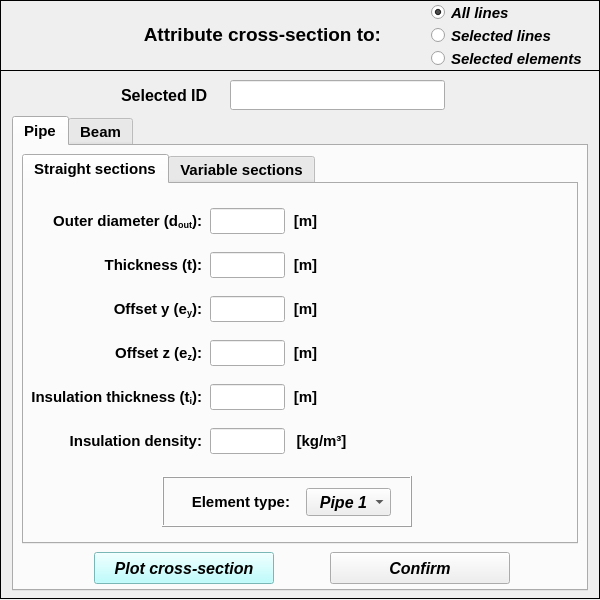
open-pulse/OpenPulse, file data/user_input/ui/Model/Setup/Structural/crossSectionInput.ui: the form before one commit.
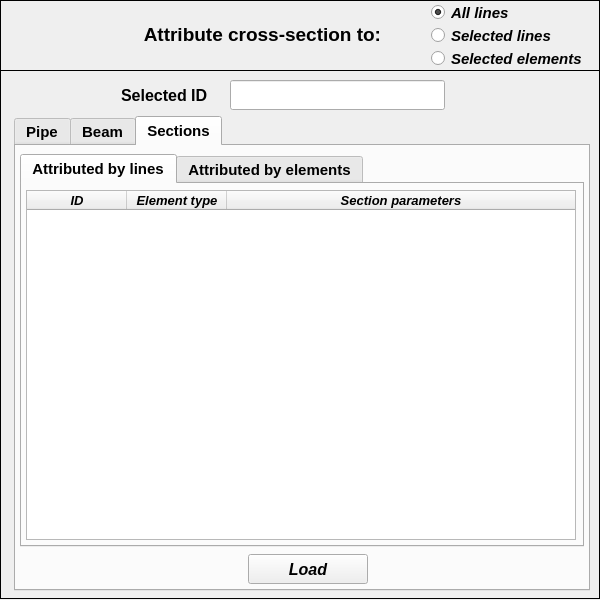
The form after the commit. The open tabs and pages were chosen to show the change. Icons and pictures are not drawn.

Commit message: Enhancements at cross-section input interface #145

```diff
--- a/data/user_input/ui/Model/Setup/Structural/crossSectionInput.ui
+++ b/data/user_input/ui/Model/Setup/Structural/crossSectionInput.ui
@@ -250,7 +250,7 @@
    <widget class="QTabWidget" name="tabWidget_general">
     <property name="geometry">
      <rect>
-      <x>12</x>
+      <x>14</x>
       <y>46</y>
       <width>576</width>
       <height>475</height>
@@ -6836,6 +6836,270 @@
       </property>
      </widget>
     </widget>
+    <widget class="QWidget" name="tab_sections">
+     <attribute name="title">
+      <string>Sections</string>
+     </attribute>
+     <widget class="QPushButton" name="pushButton_load_section_info">
+      <property name="geometry">
+       <rect>
+        <x>232</x>
+        <y>408</y>
+        <width>120</width>
+        <height>30</height>
+       </rect>
+      </property>
+      <property name="minimumSize">
+       <size>
+        <width>120</width>
+        <height>30</height>
+       </size>
+      </property>
+      <property name="maximumSize">
+       <size>
+        <width>120</width>
+        <height>30</height>
+       </size>
+      </property>
+      <property name="font">
+       <font>
+        <family>Arial</family>
+        <pointsize>12</pointsize>
+        <weight>75</weight>
+        <italic>true</italic>
+        <bold>true</bold>
+       </font>
+      </property>
+      <property name="text">
+       <string>Load</string>
+      </property>
+     </widget>
+     <widget class="QTabWidget" name="tabWidget_sections_data">
+      <property name="geometry">
+       <rect>
+        <x>4</x>
+        <y>8</y>
+        <width>564</width>
+        <height>393</height>
+       </rect>
+      </property>
+      <property name="minimumSize">
+       <size>
+        <width>564</width>
+        <height>0</height>
+       </size>
+      </property>
+      <property name="maximumSize">
+       <size>
+        <width>564</width>
+        <height>16777215</height>
+       </size>
+      </property>
+      <property name="currentIndex">
+       <number>0</number>
+      </property>
+      <widget class="QWidget" name="tab_section_lines">
+       <attribute name="title">
+        <string>Attributed by lines</string>
+       </attribute>
+       <widget class="QTreeWidget" name="treeWidget_sections_parameters_by_lines">
+        <property name="geometry">
+         <rect>
+          <x>4</x>
+          <y>6</y>
+          <width>550</width>
+          <height>350</height>
+         </rect>
+        </property>
+        <property name="minimumSize">
+         <size>
+          <width>550</width>
+          <height>350</height>
+         </size>
+        </property>
+        <property name="maximumSize">
+         <size>
+          <width>550</width>
+          <height>350</height>
+         </size>
+        </property>
+        <property name="font">
+         <font>
+          <family>Arial</family>
+          <pointsize>9</pointsize>
+          <italic>false</italic>
+         </font>
+        </property>
+        <property name="indentation">
+         <number>1</number>
+        </property>
+        <property name="headerHidden">
+         <bool>false</bool>
+        </property>
+        <attribute name="headerHighlightSections">
+         <bool>false</bool>
+        </attribute>
+        <attribute name="headerShowSortIndicator" stdset="0">
+         <bool>false</bool>
+        </attribute>
+        <attribute name="headerStretchLastSection">
+         <bool>true</bool>
+        </attribute>
+        <column>
+         <property name="text">
+          <string>ID</string>
+         </property>
+         <property name="font">
+          <font>
+           <family>Arial</family>
+           <pointsize>10</pointsize>
+           <weight>75</weight>
+           <italic>true</italic>
+           <bold>true</bold>
+          </font>
+         </property>
+         <property name="textAlignment">
+          <set>AlignCenter</set>
+         </property>
+        </column>
+        <column>
+         <property name="text">
+          <string>Element type</string>
+         </property>
+         <property name="font">
+          <font>
+           <family>Arial</family>
+           <pointsize>10</pointsize>
+           <weight>75</weight>
+           <italic>true</italic>
+           <bold>true</bold>
+          </font>
+         </property>
+         <property name="textAlignment">
+          <set>AlignCenter</set>
+         </property>
+        </column>
+        <column>
+         <property name="text">
+          <string>Section parameters</string>
+         </property>
+         <property name="font">
+          <font>
+           <family>Arial</family>
+           <pointsize>10</pointsize>
+           <weight>75</weight>
+           <italic>true</italic>
+           <bold>true</bold>
+          </font>
+         </property>
+         <property name="textAlignment">
+          <set>AlignCenter</set>
+         </property>
+        </column>
+       </widget>
+      </widget>
+      <widget class="QWidget" name="tab_section_elements">
+       <attribute name="title">
+        <string>Attributed by elements</string>
+       </attribute>
+       <widget class="QTreeWidget" name="treeWidget_sections_parameters_by_elements">
+        <property name="geometry">
+         <rect>
+          <x>4</x>
+          <y>6</y>
+          <width>550</width>
+          <height>350</height>
+         </rect>
+        </property>
+        <property name="minimumSize">
+         <size>
+          <width>550</width>
+          <height>350</height>
+         </size>
+        </property>
+        <property name="maximumSize">
+         <size>
+          <width>550</width>
+          <height>350</height>
+         </size>
+        </property>
+        <property name="font">
+         <font>
+          <family>Arial</family>
+          <pointsize>9</pointsize>
+          <italic>false</italic>
+         </font>
+        </property>
+        <property name="indentation">
+         <number>1</number>
+        </property>
+        <property name="headerHidden">
+         <bool>false</bool>
+        </property>
+        <attribute name="headerHighlightSections">
+         <bool>false</bool>
+        </attribute>
+        <attribute name="headerShowSortIndicator" stdset="0">
+         <bool>false</bool>
+        </attribute>
+        <attribute name="headerStretchLastSection">
+         <bool>true</bool>
+        </attribute>
+        <column>
+         <property name="text">
+          <string>ID</string>
+         </property>
+         <property name="font">
+          <font>
+           <family>Arial</family>
+           <pointsize>10</pointsize>
+           <weight>75</weight>
+           <italic>true</italic>
+           <bold>true</bold>
+          </font>
+         </property>
+         <property name="textAlignment">
+          <set>AlignCenter</set>
+         </property>
+        </column>
+        <column>
+         <property name="text">
+          <string>Element type</string>
+         </property>
+         <property name="font">
+          <font>
+           <family>Arial</family>
+           <pointsize>10</pointsize>
+           <weight>75</weight>
+           <italic>true</italic>
+           <bold>true</bold>
+          </font>
+         </property>
+         <property name="textAlignment">
+          <set>AlignCenter</set>
+         </property>
+        </column>
+        <column>
+         <property name="text">
+          <string>Section parameters</string>
+         </property>
+         <property name="font">
+          <font>
+           <family>Arial</family>
+           <pointsize>10</pointsize>
+           <weight>75</weight>
+           <italic>true</italic>
+           <bold>true</bold>
+          </font>
+         </property>
+         <property name="textAlignment">
+          <set>AlignCenter</set>
+         </property>
+        </column>
+       </widget>
+      </widget>
+     </widget>
+    </widget>
    </widget>
    <widget class="QLineEdit" name="lineEdit_selected_ID">
     <property name="geometry">
```
The commit also changes 6 other files.
